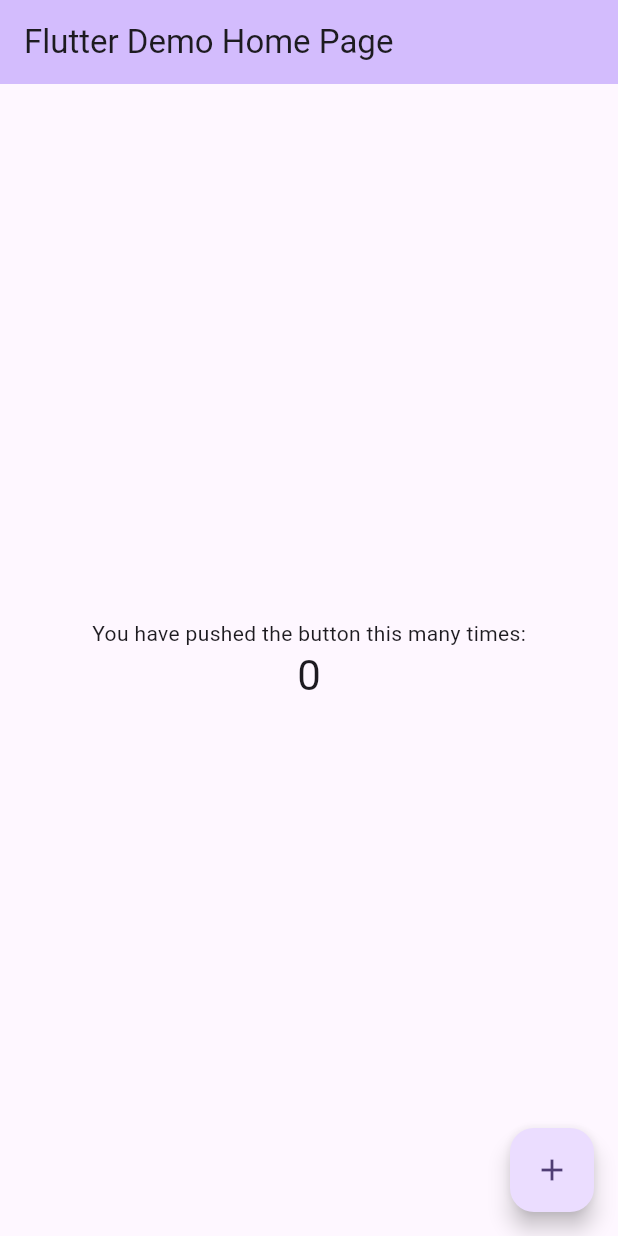
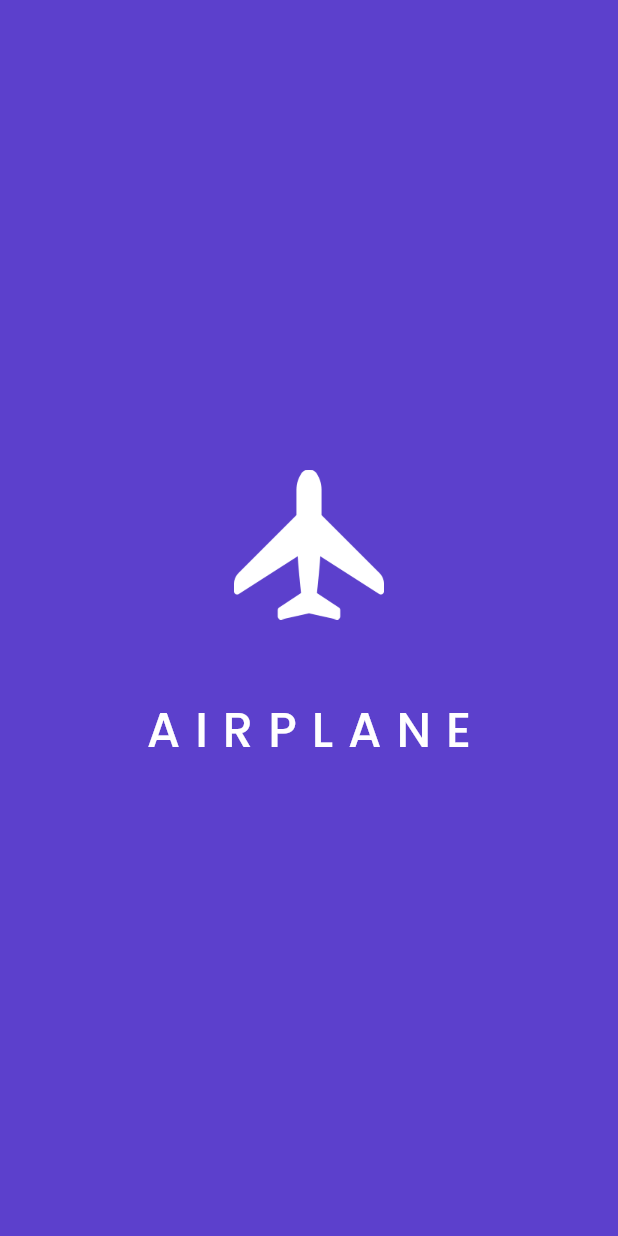
Before and after one commit to Nurhiman20/travel-flight-booking-app, a Flutter app: the screen it shows after launch, on a phone screen of 412 x 824 dp. Run offline on Flutter 3.47's test engine with Material 2 defaults, Android fonts, the phone set to English and light mode, and no system bars; our stand-ins replace google_fonts.

Commit message:
feat(Splash): Slicing splash page

```diff
--- a/lib/main.dart
+++ b/lib/main.dart
@@ -1,125 +1,16 @@
+import 'package:airplane/ui/pages/splash_page.dart';
 import 'package:flutter/material.dart';
 
-void main() {
-  runApp(const MyApp());
-}
+void main() => runApp(const MyApp());
 
 class MyApp extends StatelessWidget {
-  const MyApp({super.key});
+  const MyApp({Key? key}) : super(key: key);
 
-  // This widget is the root of your application.
   @override
   Widget build(BuildContext context) {
-    return MaterialApp(
-      title: 'Flutter Demo',
-      theme: ThemeData(
-        // This is the theme of your application.
-        //
-        // TRY THIS: Try running your application with "flutter run". You'll see
-        // the application has a blue toolbar. Then, without quitting the app,
-        // try changing the seedColor in the colorScheme below to Colors.green
-        // and then invoke "hot reload" (save your changes or press the "hot
-        // reload" button in a Flutter-supported IDE, or press "r" if you used
-        // the command line to start the app).
-        //
-        // Notice that the counter didn't reset back to zero; the application
-        // state is not lost during the reload. To reset the state, use hot
-        // restart instead.
-        //
-        // This works for code too, not just values: Most code changes can be
-        // tested with just a hot reload.
-        colorScheme: ColorScheme.fromSeed(seedColor: Colors.deepPurple),
-        useMaterial3: true,
-      ),
-      home: const MyHomePage(title: 'Flutter Demo Home Page'),
+    return const MaterialApp(
+      debugShowCheckedModeBanner: false,
+      home: SplashPage(),
     );
   }
 }
-
-class MyHomePage extends StatefulWidget {
-  const MyHomePage({super.key, required this.title});
-
-  // This widget is the home page of your application. It is stateful, meaning
-  // that it has a State object (defined below) that contains fields that affect
-  // how it looks.
-
-  // This class is the configuration for the state. It holds the values (in this
-  // case the title) provided by the parent (in this case the App widget) and
-  // used by the build method of the State. Fields in a Widget subclass are
-  // always marked "final".
-
-  final String title;
-
-  @override
-  State<MyHomePage> createState() => _MyHomePageState();
-}
-
-class _MyHomePageState extends State<MyHomePage> {
-  int _counter = 0;
-
-  void _incrementCounter() {
-    setState(() {
-      // This call to setState tells the Flutter framework that something has
-      // changed in this State, which causes it to rerun the build method below
-      // so that the display can reflect the updated values. If we changed
-      // _counter without calling setState(), then the build method would not be
-      // called again, and so nothing would appear to happen.
-      _counter++;
-    });
-  }
-
-  @override
-  Widget build(BuildContext context) {
-    // This method is rerun every time setState is called, for instance as done
-    // by the _incrementCounter method above.
-    //
-    // The Flutter framework has been optimized to make rerunning build methods
-    // fast, so that you can just rebuild anything that needs updating rather
-    // than having to individually change instances of widgets.
-    return Scaffold(
-      appBar: AppBar(
-        // TRY THIS: Try changing the color here to a specific color (to
-        // Colors.amber, perhaps?) and trigger a hot reload to see the AppBar
-        // change color while the other colors stay the same.
-        backgroundColor: Theme.of(context).colorScheme.inversePrimary,
-        // Here we take the value from the MyHomePage object that was created by
-        // the App.build method, and use it to set our appbar title.
-        title: Text(widget.title),
-      ),
-      body: Center(
-        // Center is a layout widget. It takes a single child and positions it
-        // in the middle of the parent.
-        child: Column(
-          // Column is also a layout widget. It takes a list of children and
-          // arranges them vertically. By default, it sizes itself to fit its
-          // children horizontally, and tries to be as tall as its parent.
-          //
-          // Column has various properties to control how it sizes itself and
-          // how it positions its children. Here we use mainAxisAlignment to
-          // center the children vertically; the main axis here is the vertical
-          // axis because Columns are vertical (the cross axis would be
-          // horizontal).
-          //
-          // TRY THIS: Invoke "debug painting" (choose the "Toggle Debug Paint"
-          // action in the IDE, or press "p" in the console), to see the
-          // wireframe for each widget.
-          mainAxisAlignment: MainAxisAlignment.center,
-          children: <Widget>[
-            const Text(
-              'You have pushed the button this many times:',
-            ),
-            Text(
-              '$_counter',
-              style: Theme.of(context).textTheme.headlineMedium,
-            ),
-          ],
-        ),
-      ),
-      floatingActionButton: FloatingActionButton(
-        onPressed: _incrementCounter,
-        tooltip: 'Increment',
-        child: const Icon(Icons.add),
-      ), // This trailing comma makes auto-formatting nicer for build methods.
-    );
-  }
-}
--- /dev/null
+++ b/lib/ui/pages/splash_page.dart
@@ -0,0 +1,31 @@
+import 'package:flutter/material.dart';
+
+import '../../shared/theme.dart';
+
+class SplashPage extends StatelessWidget {
+  const SplashPage({super.key});
+
+  @override
+  Widget build(BuildContext context) {
+    return Scaffold(
+      backgroundColor: kPrimaryColor,
+      body: Center(
+        child: Column(mainAxisAlignment: MainAxisAlignment.center, children: [
+          Container(
+            width: 100,
+            height: 100,
+            margin: const EdgeInsets.only(bottom: 50),
+            decoration: const BoxDecoration(
+                image: DecorationImage(
+                    image: AssetImage('assets/icon_plane.png'))),
+          ),
+          Text(
+            'AIRPLANE',
+            style: whiteTextStyle.copyWith(
+                fontSize: 32, fontWeight: medium, letterSpacing: 10),
+          )
+        ]),
+      ),
+    );
+  }
+}
```
Also changed, not shown: 1 other file.
